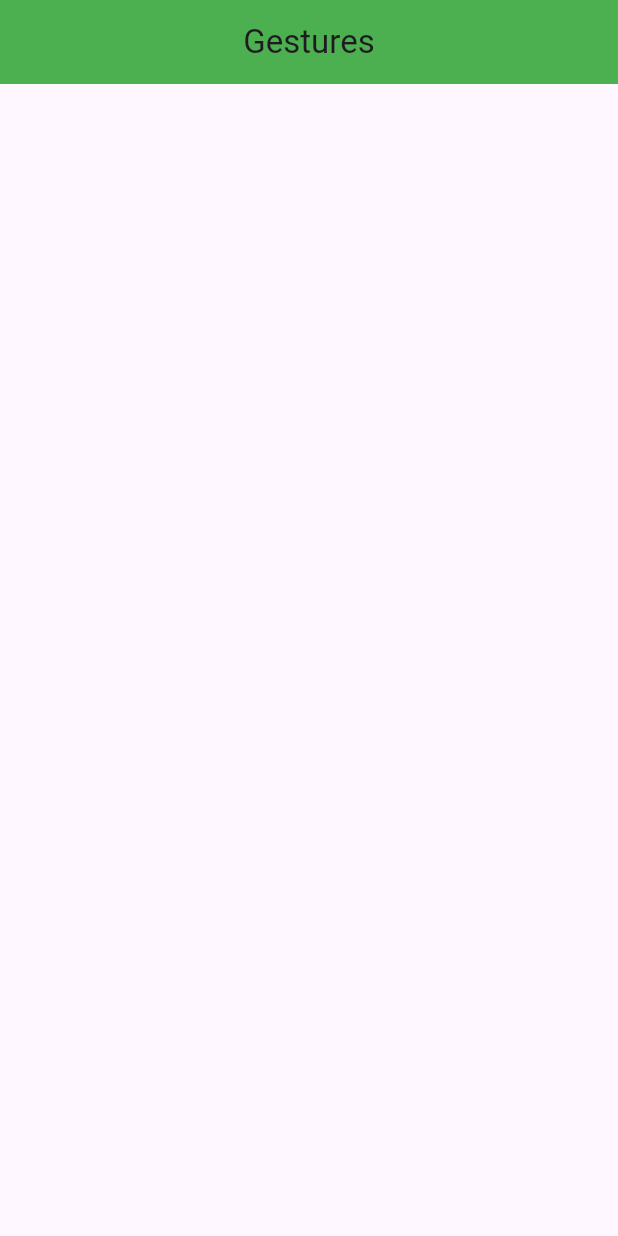
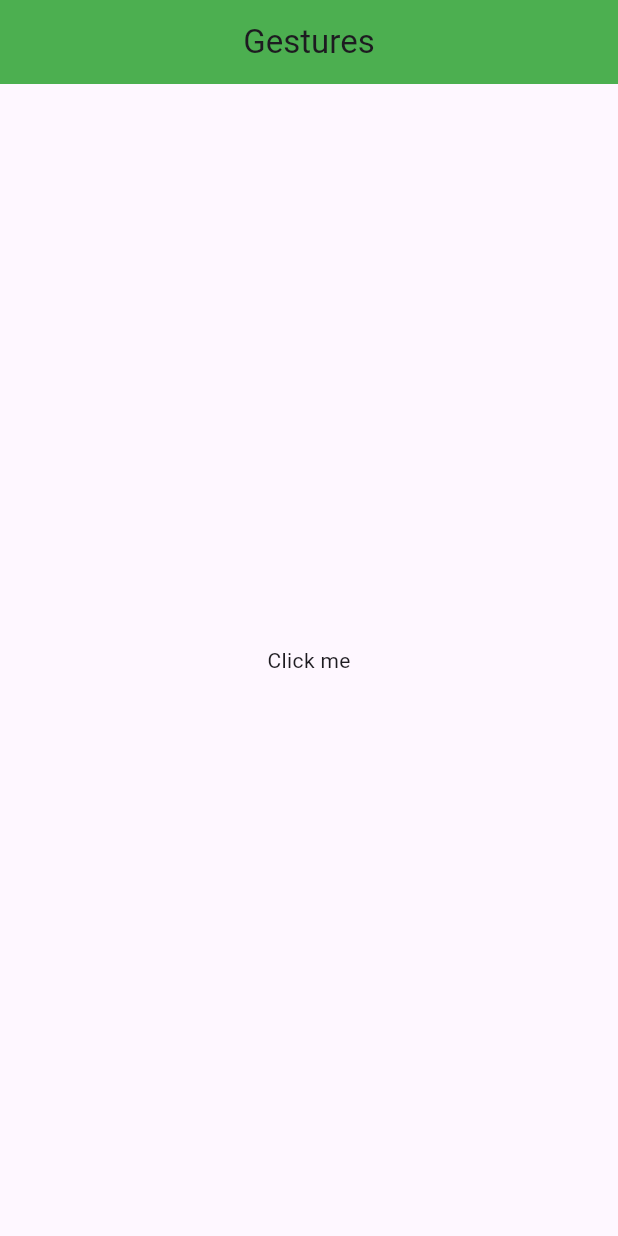
Before and after one commit to huzaifa-huzzi/animation_flutter_practice, a Flutter app: the screen it shows after launch, on a phone screen of 412 x 824 dp. Run offline on Flutter 3.47's test engine with Material 3 defaults, Android fonts, the phone set to English and light mode, and no system bars.

Commit message:
1.Practicing the animations

```diff
--- a/lib/GestureAnimation.dart
+++ b/lib/GestureAnimation.dart
@@ -18,7 +18,21 @@ class _GestureAnimationState extends State<GestureAnimation> {
         backgroundColor: Colors.green,
       ),
       body: Center(
-
+            child: InkWell(
+              onTap: (){
+                print('Clicked');
+              },
+              child: Container(
+                height: 70,
+                width: 100,
+                padding:const  EdgeInsets.all(10),
+                decoration: BoxDecoration(
+                  //
+                  borderRadius: BorderRadius.circular(15),
+                ),
+                child:const Center(child: Text('Click me')),
+              ),
+            ),
       ),
     );
   }
--- a/lib/main.dart
+++ b/lib/main.dart
@@ -10,7 +10,8 @@ class MyApp extends StatelessWidget {
 
   @override
   Widget build(BuildContext context) {
-    return MaterialApp(
+    return const MaterialApp(
+      debugShowCheckedModeBanner: false,
     home: GestureAnimation(),
     );
   }
```
